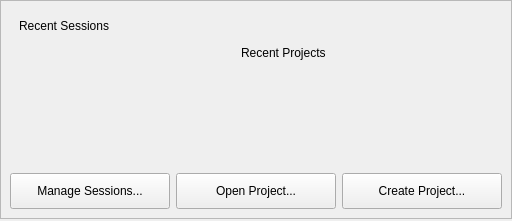
The window that src/plugins/projectexplorer/projectwelcomepagewidget.ui (qt-creator/qt-creator) describes before a commit, drawn with Qt 5.
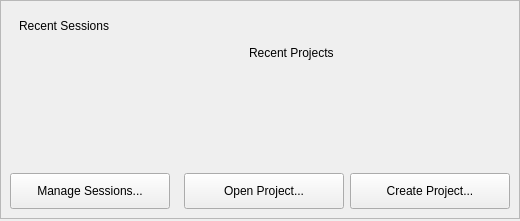
The same window after the commit. Icons and pictures are not drawn. Custom widgets are drawn as their Qt base class.

Commit message:
Use Open Project button in Getting Started mode
We already have it in the projects mode so we might as well
use the same in "Getting Started".

What changed in the file:
```diff
--- a/src/plugins/projectexplorer/projectwelcomepagewidget.ui
+++ b/src/plugins/projectexplorer/projectwelcomepagewidget.ui
@@ -6,7 +6,7 @@
    <rect>
     <x>0</x>
     <y>0</y>
-    <width>486</width>
+    <width>520</width>
     <height>221</height>
    </rect>
   </property>
```
Left out of the diff: 8 changed lines with no effect on the pictures. The commit also changes 6 other files.
